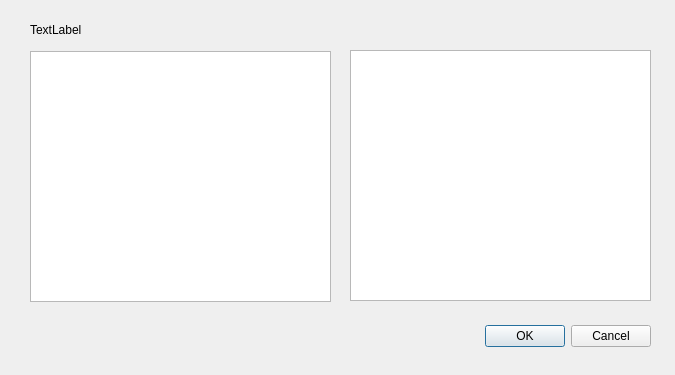
lvklabs/chatbot, file src/main-project/front-end/portdialog.ui: the form before one commit.
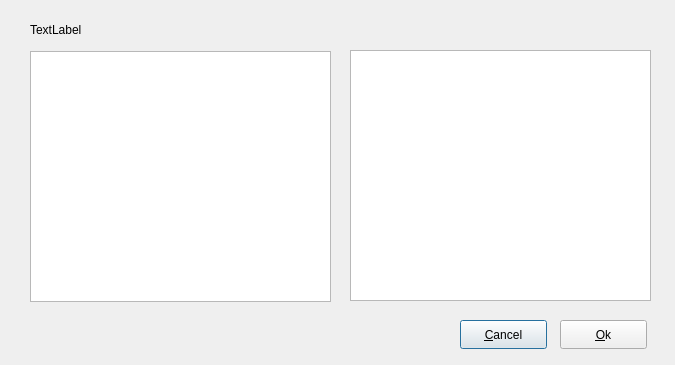
The form after the commit.

Commit message: Handling case of empty selection in PortClass

The edit to the form file:
```diff
--- a/src/main-project/front-end/portdialog.ui
+++ b/src/main-project/front-end/portdialog.ui
@@ -7,40 +7,24 @@
     <x>0</x>
     <y>0</y>
     <width>675</width>
-    <height>375</height>
+    <height>365</height>
    </rect>
   </property>
   <property name="minimumSize">
    <size>
     <width>675</width>
-    <height>375</height>
+    <height>365</height>
    </size>
   </property>
   <property name="maximumSize">
    <size>
     <width>675</width>
-    <height>375</height>
+    <height>365</height>
    </size>
   </property>
   <property name="windowTitle">
    <string>Dialog</string>
   </property>
-  <widget class="QDialogButtonBox" name="buttonBox">
-   <property name="geometry">
-    <rect>
-     <x>30</x>
-     <y>320</y>
-     <width>621</width>
-     <height>32</height>
-    </rect>
-   </property>
-   <property name="orientation">
-    <enum>Qt::Horizontal</enum>
-   </property>
-   <property name="standardButtons">
-    <set>QDialogButtonBox::Cancel|QDialogButtonBox::Ok</set>
-   </property>
-  </widget>
   <widget class="QTreeView" name="treeView">
    <property name="geometry">
     <rect>
@@ -86,6 +70,32 @@
     <bool>true</bool>
    </property>
   </widget>
+  <widget class="QPushButton" name="rejectButton">
+   <property name="geometry">
+    <rect>
+     <x>460</x>
+     <y>320</y>
+     <width>87</width>
+     <height>29</height>
+    </rect>
+   </property>
+   <property name="text">
+    <string>&amp;Cancel</string>
+   </property>
+  </widget>
+  <widget class="QPushButton" name="acceptButton">
+   <property name="geometry">
+    <rect>
+     <x>560</x>
+     <y>320</y>
+     <width>87</width>
+     <height>29</height>
+    </rect>
+   </property>
+   <property name="text">
+    <string>&amp;Ok</string>
+   </property>
+  </widget>
  </widget>
  <resources/>
  <connections>
```
Left out of the diff: 35 changed lines with no effect on the pictures. The commit also changes 3 other files.
